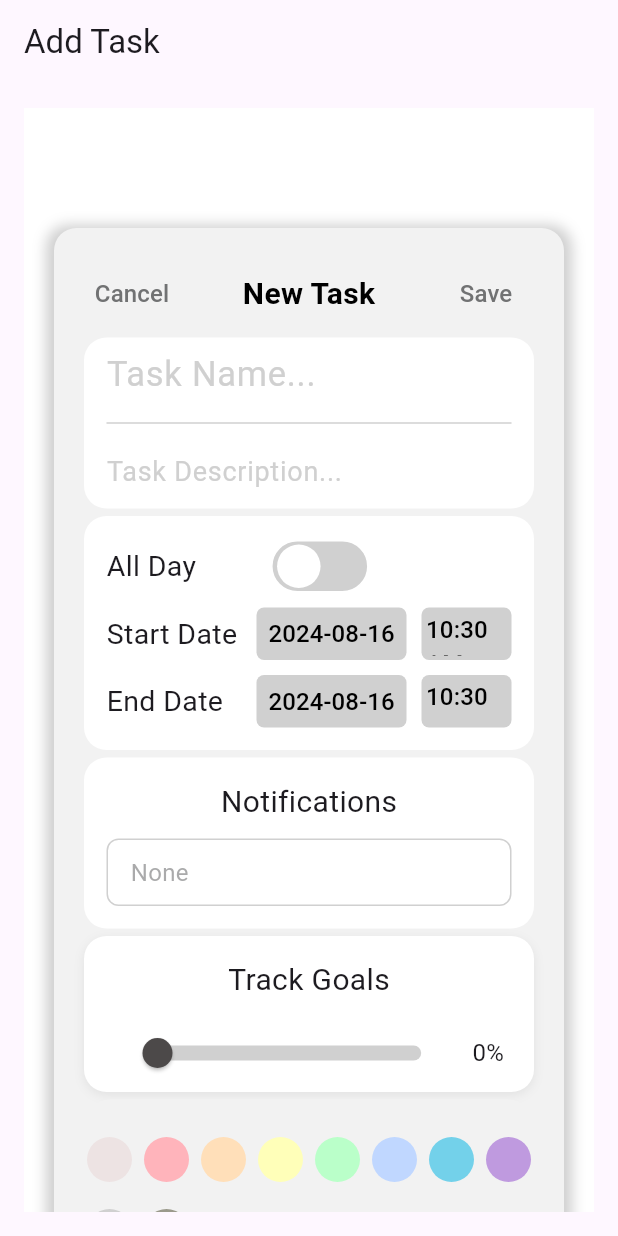
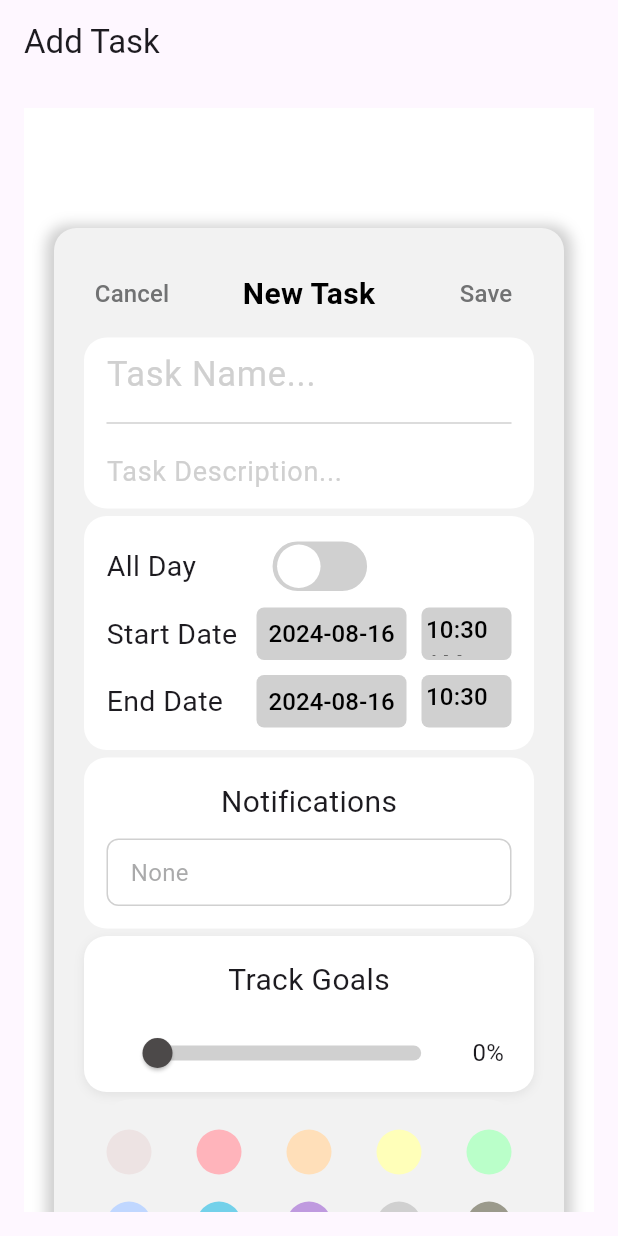
Before and after one commit to Fah4664/reminder-application, a Flutter app: the screen it shows after launch, item 2 of the bottom bar chosen, on a phone screen of 412 x 824 dp. Run offline on Flutter 3.47's test engine with Material 3 defaults, Android fonts, the phone set to English and light mode, and no system bars; our stand-ins replace flutter_local_notifications.

Commit message:
Update color_picker.dart

```diff
--- a/lib/color_picker.dart
+++ b/lib/color_picker.dart
@@ -34,10 +34,11 @@ class ColorPicker extends StatelessWidget {
       child: Column(
         crossAxisAlignment: CrossAxisAlignment.start,
         children: <Widget>[
-          const SizedBox(height: 10),
+          const SizedBox(height: 5),
+          // ใช้ `Wrap` เพื่อให้สีจัดเรียงในสองบรรทัด
           Wrap(
-            spacing: 8.0,
-            runSpacing: 8.0,
+            spacing: 30.0, // ช่องว่างระหว่างสี
+            runSpacing: 8.0, // ช่องว่างระหว่างบรรทัด
             children: colors.map((color) => _buildColorOption(color)).toList(),
           ),
         ],
@@ -55,7 +56,7 @@ class ColorPicker extends StatelessWidget {
           color: color,
           shape: BoxShape.circle,
           border: Border.all(
-            color: selectedColor == color ? const Color(0xFF9b9a8c) : Colors.transparent, // เปลี่ยนสีกรอบตามสีที่เลือก
+            color: selectedColor == color ? const Color(0xFFede3e3) : Colors.transparent, // เปลี่ยนสีกรอบตามสีที่เลือก
             width: 2,
           ),
         ),
```
